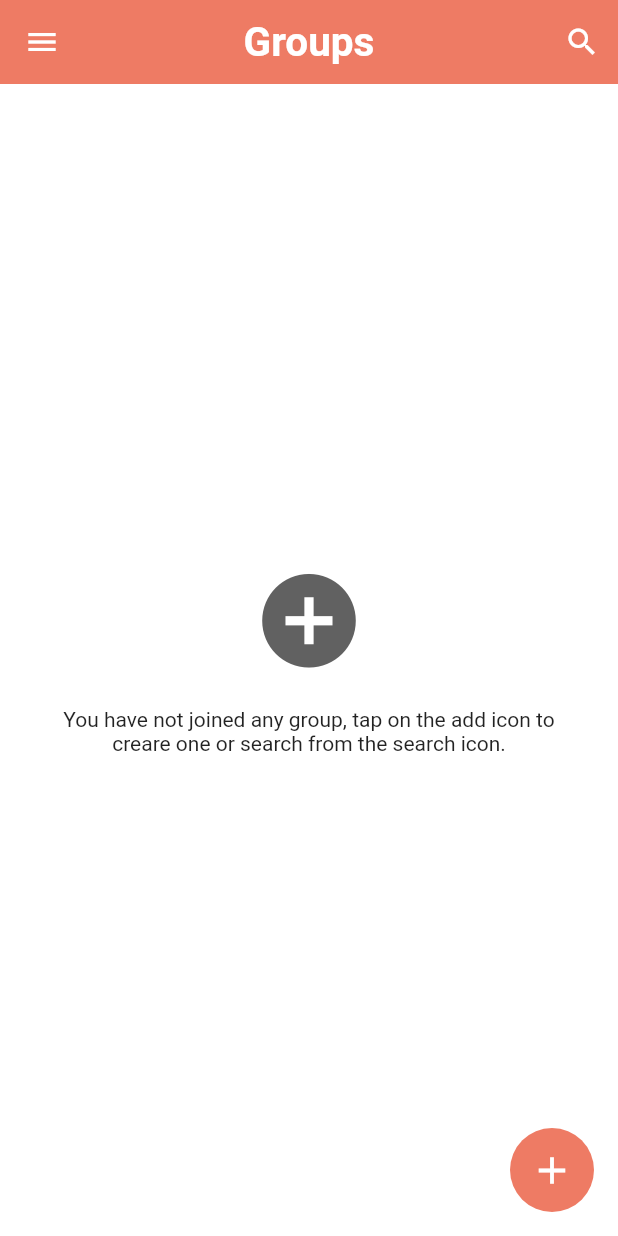
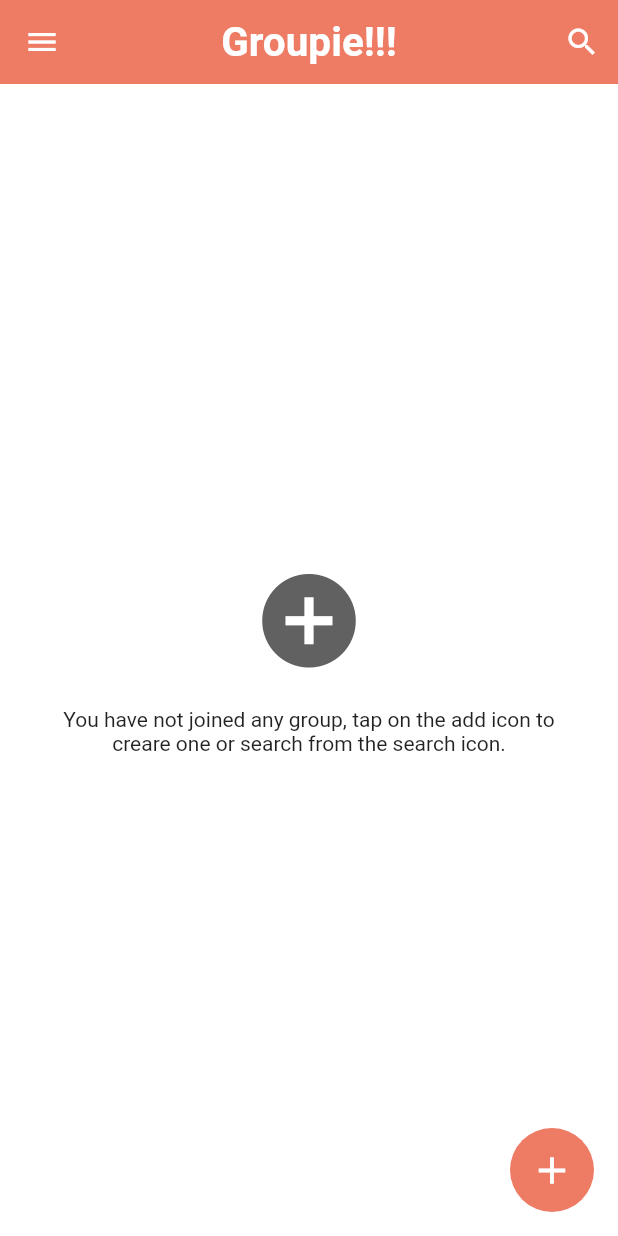
Before and after one commit to yugal-pande/chatapp, a Flutter app: the HomePage screen opened directly, on a phone screen of 412 x 824 dp. Run offline on Flutter 3.47's test engine with Material 2 defaults, Android fonts, the phone set to English and light mode, and no system bars; our stand-ins replace cached_network_image, cloud_firestore, firebase_auth, firebase_core, firebase_storage, get and 2 more; accounts and stored records are empty.

Commit message:
Refactoring changes

```diff
--- a/lib/pages/home_page.dart
+++ b/lib/pages/home_page.dart
@@ -74,7 +74,7 @@ class _HomePageState extends State<HomePage> {
       elevation: 0,
       centerTitle: true,
       backgroundColor: Theme.of(context).primaryColor,
-      title: const Text("Groups", style: TextStyle(color: Colors.white, fontWeight: FontWeight.bold, fontSize: 27),),
+      title: const Text("Groupie!!!", style: TextStyle(color: Colors.white, fontWeight: FontWeight.bold, fontSize: 27),),
      ),
      drawer: Drawer(
       child: ListView(
```
